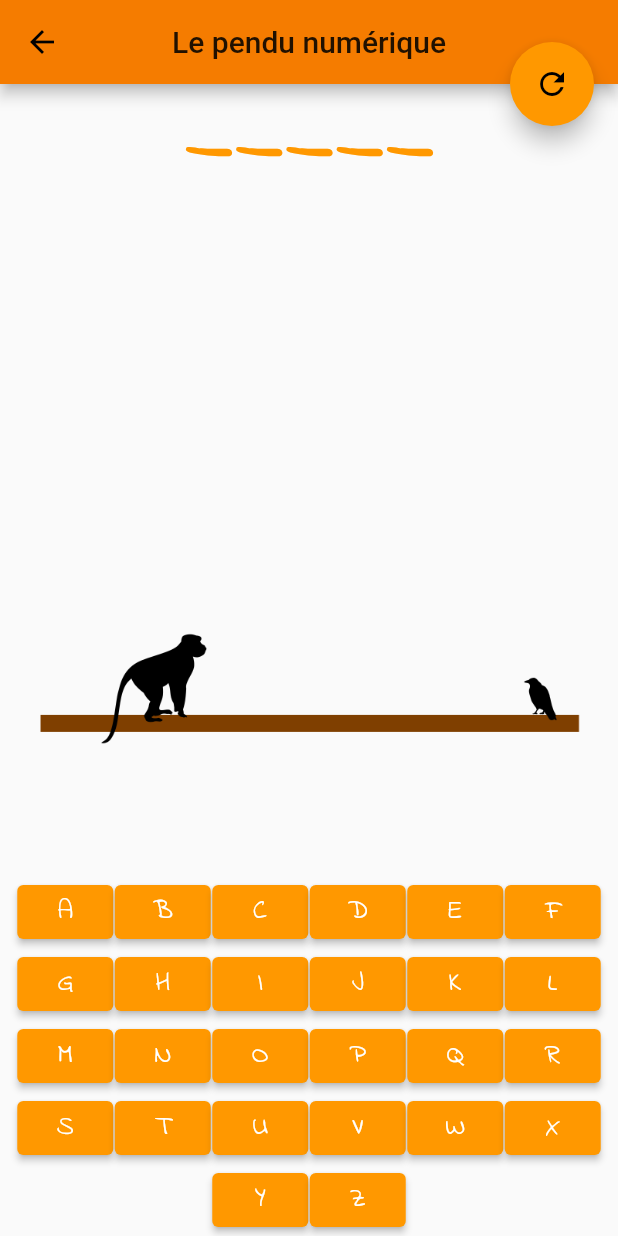
After one commit to amwebexpert/hangman-UI-flutter, a Flutter app: the screen it shows after launch, after a tap on the "refresh" icon, on a phone screen of 412 x 824 dp. The commit adds this screen. Run offline on Flutter 3.47's test engine with Material 2 defaults, Android fonts, the light colour scheme and no system bars.

Commit message:
Folders structure

```diff
--- /dev/null
+++ b/lib/game/game_widget.dart
@@ -0,0 +1,72 @@
+import 'package:flutter/material.dart';
+import 'package:hangman/loading/loading_widget.dart';
+import 'package:hangman/about/about_widget.dart';
+import 'package:hangman/game/letters-widget.dart';
+import 'package:hangman/game/work_session_conclusion_widget.dart';
+import 'package:hangman/game/work_session_text_widget.dart';
+import 'package:hangman/model/word_to_guess.dart';
+
+class GameWidget extends StatefulWidget {
+  @override
+  _GameWidgetState createState() => _GameWidgetState();
+}
+
+class _GameWidgetState extends State<GameWidget> {
+  WordToGuess wordToGuess = WordToGuess(word: 'AMOUR');
+
+  @override
+  void initState() {
+    super.initState();
+    print('initState called');
+  }
+
+  @override
+  void dispose() {
+    super.dispose();
+    print('dispose called');
+  }
+
+  void reset() {
+    setState(() {
+      wordToGuess = WordToGuess(word: 'AMOUR');
+    });
+  }
+
+  void tryLetter(String c) {
+    setState(() {
+      wordToGuess.tryChar(c: c);
+    });
+  }
+
+  @override
+  Widget build(BuildContext context) {
+    var currentStateImg =
+        "assets/images/${wordToGuess.currentStateImage()}.png";
+
+    return Scaffold(
+      appBar: AppBar(
+        title: Text('Le pendu numérique'),
+        centerTitle: true,
+        backgroundColor: Colors.orange[700],
+      ),
+      body: Center(
+        child: Column(
+          mainAxisAlignment: MainAxisAlignment.center,
+          children: <Widget>[
+            WordSessionText(wordToGuess: wordToGuess, isHiddenMode: true),
+            Expanded(child: Image.asset(currentStateImg)),
+            wordToGuess.isGameOver()
+                ? WordSessionConclusion(wordToGuess: wordToGuess)
+                : LettersWidget(
+                wordToGuess: wordToGuess, onLetterPressed: tryLetter),
+          ],
+        ),
+      ),
+      floatingActionButtonLocation: FloatingActionButtonLocation.endTop,
+      floatingActionButton: FloatingActionButton(
+        onPressed: reset,
+        child: Icon(Icons.refresh),
+      ), // This trailing comma makes auto-formatting nicer for build methods.
+    );
+  }
+}
--- a/lib/letter-widget.dart
+++ b/lib/game/letter-widget.dart
@@ -1,6 +1,6 @@
 import 'package:flutter/material.dart';
 
-import 'model/word_to_guess.dart';
+import '../model/word_to_guess.dart';
 
 class LetterWidget extends StatelessWidget {
   final void Function(String c) onLetterPressed;
--- a/lib/letters-widget.dart
+++ b/lib/game/letters-widget.dart
@@ -1,7 +1,7 @@
 import 'package:flutter/material.dart';
 
 import 'letter-widget.dart';
-import 'model/word_to_guess.dart';
+import '../model/word_to_guess.dart';
 
 class LettersWidget extends StatelessWidget {
   static final ALL_LETTERS_AS_STRING = 'ABCDEFGHIJKLMNOPQRSTUVWXYZ';
--- a/lib/work_session_conclusion_widget.dart
+++ b/lib/game/work_session_conclusion_widget.dart
@@ -1,7 +1,7 @@
 import 'package:flutter/material.dart';
-import 'package:hangman/work_session_text_widget.dart';
+import 'package:hangman/game/work_session_text_widget.dart';
 
-import 'model/word_to_guess.dart';
+import '../model/word_to_guess.dart';
 
 class WordSessionConclusion extends StatelessWidget {
   final WordToGuess wordToGuess;
--- a/lib/work_session_text_widget.dart
+++ b/lib/game/work_session_text_widget.dart
@@ -1,6 +1,6 @@
 import 'package:flutter/material.dart';
 
-import 'model/word_to_guess.dart';
+import '../model/word_to_guess.dart';
 
 class WordSessionText extends StatelessWidget {
   final WordToGuess wordToGuess;
--- /dev/null
+++ b/lib/loading/loading_widget.dart
@@ -0,0 +1,16 @@
+import 'package:flutter/material.dart';
+
+class LoadingWidget extends StatelessWidget {
+  @override
+  Widget build(BuildContext context) {
+    return Center(
+      child: Text(
+        'Loading...',
+        style: TextStyle(
+          fontSize: 18,
+          fontFamily: 'IndieFlower',
+        ),
+      ),
+    );
+  }
+}
--- a/lib/main.dart
+++ b/lib/main.dart
@@ -1,78 +1,26 @@
 import 'package:flutter/material.dart';
-import 'package:hangman/letters-widget.dart';
-import 'package:hangman/model/word_to_guess.dart';
-import 'package:hangman/work_session_conclusion_widget.dart';
-import 'package:hangman/work_session_text_widget.dart';
+import 'package:hangman/game/game_widget.dart';
+import 'package:hangman/loading/loading_widget.dart';
+import 'package:hangman/about/about_widget.dart';
 
 void main() => runApp(HangmanApp());
 
 class HangmanApp extends StatelessWidget {
+
   // This widget is the root of your application.
   @override
   Widget build(BuildContext context) {
     return MaterialApp(
-      title: 'Hangman App',
+      title: 'Le pendu numérique',
       theme: ThemeData(
         primarySwatch: Colors.orange,
       ),
-      home: HomePage(title: 'Hangman'),
+      initialRoute: '/game',
+      routes: {
+        '/': (context) => LoadingWidget(),
+        '/game': (context) => GameWidget(),
+        '/about': (context) => AboutWidget(),
+      },
     );
   }
 }
-
-class HomePage extends StatefulWidget {
-  HomePage({Key key, this.title}) : super(key: key);
-
-  final String title;
-
-  @override
-  _HomePageState createState() => _HomePageState();
-}
-
-class _HomePageState extends State<HomePage> {
-  WordToGuess wordToGuess = WordToGuess(word: 'AMOUR');
-
-  void reset() {
-    setState(() {
-      wordToGuess = WordToGuess(word: 'AMOUR');
-    });
-  }
-
-  void tryLetter(String c) {
-    setState(() {
-      wordToGuess.tryChar(c: c);
-    });
-  }
-
-  @override
-  Widget build(BuildContext context) {
-    var currentStateImg =
-        "assets/images/${wordToGuess.currentStateImage()}.png";
-
-    return Scaffold(
-      appBar: AppBar(
-        title: Text(widget.title),
-        centerTitle: true,
-        backgroundColor: Colors.orange[700],
-      ),
-      body: Center(
-        child: Column(
-          mainAxisAlignment: MainAxisAlignment.center,
-          children: <Widget>[
-            WordSessionText(wordToGuess: wordToGuess, isHiddenMode: true),
-            Expanded(child: Image.asset(currentStateImg)),
-            wordToGuess.isGameOver()
-                ? WordSessionConclusion(wordToGuess: wordToGuess)
-                : LettersWidget(
-                    wordToGuess: wordToGuess, onLetterPressed: tryLetter),
-          ],
-        ),
-      ),
-      floatingActionButtonLocation: FloatingActionButtonLocation.endTop,
-      floatingActionButton: FloatingActionButton(
-        onPressed: reset,
-        child: Icon(Icons.refresh),
-      ), // This trailing comma makes auto-formatting nicer for build methods.
-    );
-  }
-}
```
Also changed, not shown: lib/about/about_widget.dart (added, +16 -0 lines), pubspec.yaml (+2 -12 lines).
